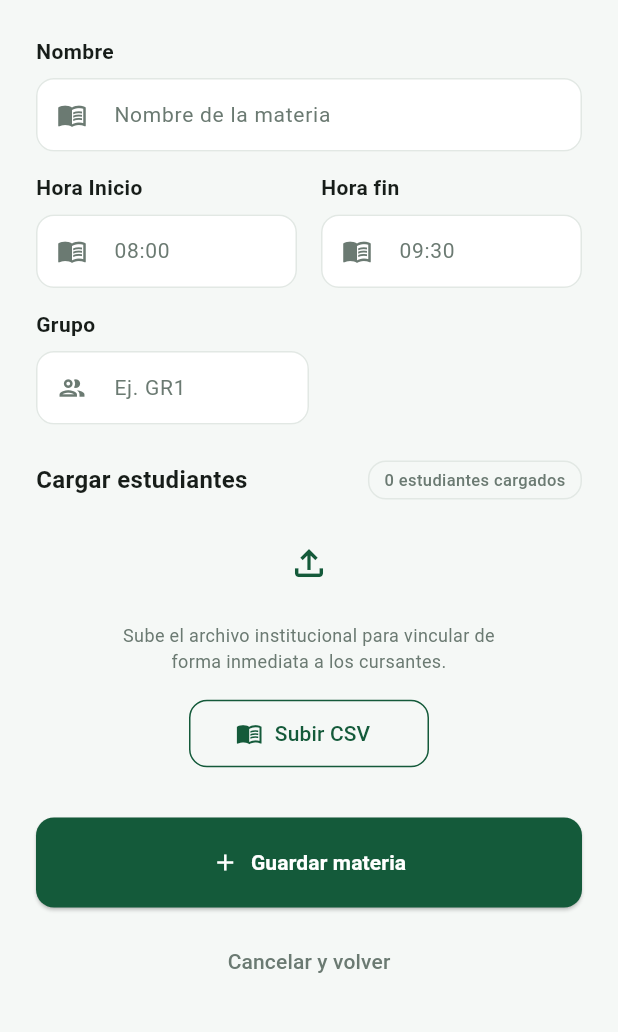
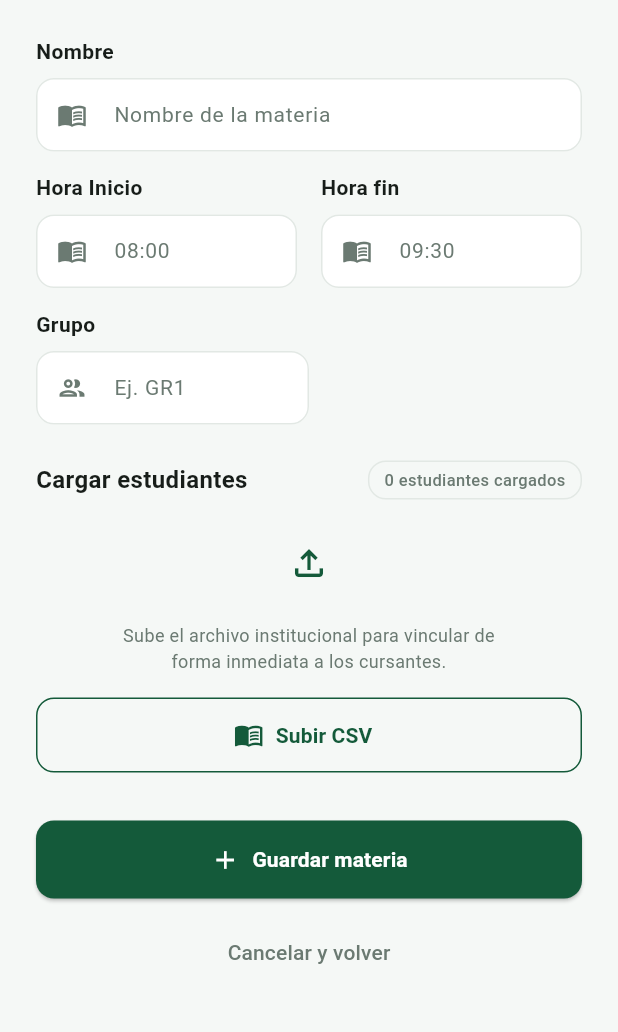
Before and after one commit to Camila-1706/app_uacheck, a Flutter app: the AddCourseScreen screen opened directly, on a phone screen of 412 x 824 dp, the part 84-1116 px from its top. Run offline on Flutter 3.47's test engine with Material 3 defaults, Android fonts, the phone set to English and light mode, and no system bars; our stand-ins replace flutter_riverpod, go_router, supabase_flutter; accounts and stored records are empty.

Commit message:
Pulido del custom_button, aplicado a los demas botones del auth para reutilizar el widget

```diff
--- a/lib/presentation/screens/teacher/add_course_screen.dart
+++ b/lib/presentation/screens/teacher/add_course_screen.dart
@@ -114,23 +114,13 @@ class AddCourseScreen extends StatelessWidget {
                           ),
                         ),
                         const SizedBox(height: 16),
-                        OutlinedButton.icon(
+                        CustomButton(
+                          icon: Icons.menu_book_outlined,
+                          text: 'Subir CSV',
+                          isOutlined: true,
                           onPressed: () {},
-                          icon: const Icon(Icons.menu_book_outlined),
-                          label: const Text('Subir CSV'),
-                          style: OutlinedButton.styleFrom(
-                            foregroundColor: Theme.of(context)
-                                .colorScheme
-                                .primary,
-                            side: BorderSide(
-                              color: Theme.of(context).colorScheme.primary,
-                            ),
-                            shape: RoundedRectangleBorder(
-                              borderRadius: BorderRadius.circular(12),
-                            ),
-                            minimumSize: const Size(160, 45),
-                          ),
                         ),
+
                       ],
                     ),
                   ),
--- a/lib/presentation/widgets/shared/custom_button.dart
+++ b/lib/presentation/widgets/shared/custom_button.dart
@@ -3,36 +3,77 @@ import 'package:flutter/material.dart';
 class CustomButton extends StatelessWidget {
   final String text;
   final VoidCallback? onPressed;
-  final IconData icon;
+  final IconData? icon;
   final Color? backgroundColor;
   final Color? foregroundColor;
+  final bool isOutlined;
+  final bool isLoading;
 
   const CustomButton({
     super.key,
     required this.text,
     this.onPressed,
-    required this.icon,
+    this.icon,
     this.backgroundColor,
     this.foregroundColor,
+    this.isOutlined = false,
+    this.isLoading = false,
   });
 
   @override
   Widget build(BuildContext context) {
-    return ElevatedButton.icon(
-      icon: Icon(icon, color:foregroundColor),
+    final colorTexto = foregroundColor ??
+        (isOutlined ? Theme.of(context).colorScheme.primary : Colors.white);
+
+    Widget? iconoFinal;
+    if (isLoading) {
+      iconoFinal = SizedBox(
+        width: 20,
+        height: 20,
+        child: CircularProgressIndicator(
+          color: colorTexto,
+          strokeWidth: 2,
+        ),
+      );
+    } else if (icon != null) {
+      iconoFinal = Icon(icon, color: colorTexto, size: 20);
+    }
+
+    if (isOutlined) {
+      return OutlinedButton.icon(
+        onPressed: isLoading ? null : onPressed,
+        icon: iconoFinal ?? const SizedBox.shrink(),
         label: Text(
           text,
-        style: TextStyle(color: foregroundColor, fontWeight: FontWeight.bold),
+          style: TextStyle(color: colorTexto, fontWeight: FontWeight.bold),
         ),
-
-      onPressed: onPressed,
+        style: OutlinedButton.styleFrom(
+          foregroundColor: colorTexto,
+          side: BorderSide(color: Theme.of(context).colorScheme.primary),
+          shape: RoundedRectangleBorder(
+            borderRadius: BorderRadius.circular(12),
+          ),
+          minimumSize: const Size(double.infinity, 50),
+        ),
+      );
+    } else {
+      return ElevatedButton.icon(
+        onPressed: isLoading ? null : onPressed,
+        icon: iconoFinal ?? const SizedBox.shrink(),
+        label: Text(
+          text,
+          style: TextStyle(color: colorTexto, fontWeight: FontWeight.bold),
+        ),
         style: ElevatedButton.styleFrom(
-        padding: EdgeInsets.symmetric(vertical: 20.0, horizontal: 10.0),
-        backgroundColor: backgroundColor,
-        foregroundColor: foregroundColor,
+          padding: const EdgeInsets.symmetric(vertical: 16.0, horizontal: 12.0),
+          backgroundColor: backgroundColor ?? Theme.of(context).colorScheme.primary,
+          foregroundColor: colorTexto,
           minimumSize: const Size(double.infinity, 50),
-        shape: RoundedRectangleBorder(borderRadius: BorderRadius.circular(12)),
+          shape: RoundedRectangleBorder(
+            borderRadius: BorderRadius.circular(12),
+          ),
         ),
       );
     }
   }
+}
```
Also changed, not shown: lib/main.dart (+40 -33 lines), lib/presentation/screens/auth/login_screen.dart (+7 -28 lines), lib/presentation/screens/auth/register_screen.dart (+7 -31 lines), lib/presentation/screens/auth/welcome_screen.dart (+23 -32 lines). Lines whose indentation alone changed are shown as unchanged.
